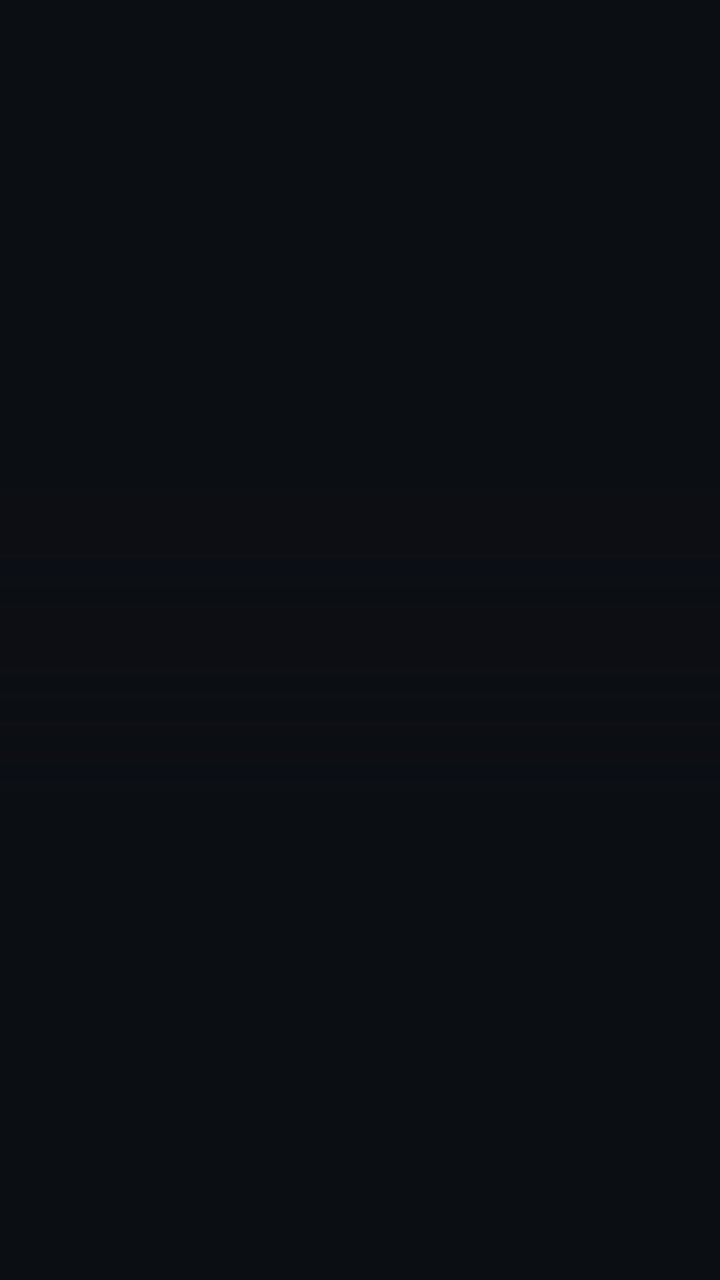
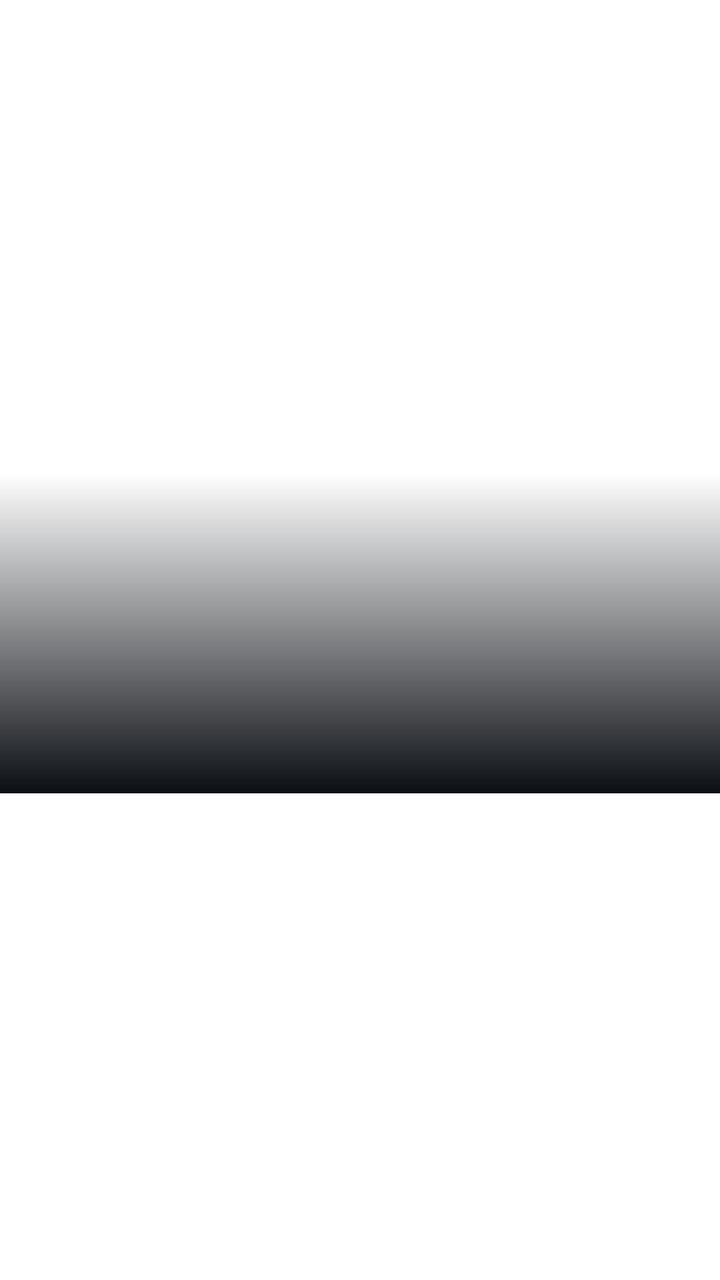

The first picture is an Android layout as it rendered before a commit; the second is the same layout after the commit. The layout source and the unified diff follow.
<!-- AndroidManifest.xml: application theme Theme.MyApplication -->
<!-- res/layout/item_intro_slide.xml -->
<?xml version="1.0" encoding="utf-8"?>
<androidx.constraintlayout.widget.ConstraintLayout xmlns:android="http://schemas.android.com/apk/res/android"
    xmlns:app="http://schemas.android.com/apk/res-auto"
    android:layout_width="match_parent"
    android:layout_height="match_parent"
    android:background="@color/bg_dark">

    
    <ImageView
        android:id="@+id/ivSlideImage"
        android:layout_width="match_parent"
        android:layout_height="0dp"
        android:scaleType="centerCrop"
        app:layout_constraintTop_toTopOf="parent"
        app:layout_constraintHeight_percent="0.62" />

    
    <View
        android:layout_width="match_parent"
        android:layout_height="160dp"
        android:background="@drawable/intro_image_gradient"
        app:layout_constraintBottom_toBottomOf="@id/ivSlideImage" />

    
    <TextView
        android:id="@+id/tvSlideTitle"
        android:layout_width="match_parent"
        android:layout_height="wrap_content"
        android:layout_marginTop="24dp"
        android:layout_marginHorizontal="32dp"
        android:gravity="center"
        android:textColor="@color/text_white"
        android:textSize="24sp"
        android:textStyle="bold"
        app:layout_constraintTop_toBottomOf="@id/ivSlideImage" />

    
    <TextView
        android:id="@+id/tvSlideDescription"
        android:layout_width="match_parent"
        android:layout_height="wrap_content"
        android:layout_marginTop="14dp"
        android:layout_marginHorizontal="36dp"
        android:gravity="center"
        android:textColor="@color/text_muted"
        android:textSize="14sp"
        android:lineSpacingMultiplier="1.25"
        app:layout_constraintTop_toBottomOf="@id/tvSlideTitle"
        app:layout_constraintBottom_toBottomOf="parent"
        app:layout_constraintVertical_bias="0.0" />

</androidx.constraintlayout.widget.ConstraintLayout>
<!-- resources referenced by this layout -->
<resources>
  <color name="bg_dark">#0B0E13</color>
  <color name="text_muted">#9AA4B2</color>
  <color name="text_white">#FFFFFF</color>
  <!-- drawable intro_image_gradient (drawable) -->
  <?xml version="1.0" encoding="utf-8"?>
  <shape xmlns:android="http://schemas.android.com/apk/res/android">
      <gradient
          android:startColor="#000B0E13"
          android:endColor="#0B0E13"
          android:angle="270" />
  </shape>
  <style name="Theme.MyApplication" parent="Theme.MaterialComponents.NoActionBar">
          
          <item name="colorPrimary">@color/accent_green</item>
          <item name="colorPrimaryVariant">@color/bg_dark</item>
          <item name="colorOnPrimary">@color/white</item>
          
          <item name="colorSecondary">@color/accent_green_secondary</item>
          <item name="colorSecondaryVariant">@color/accent_green</item>
          <item name="colorOnSecondary">@color/black</item>
          
          <item name="android:statusBarColor">@color/bg_dark</item>
          <item name="android:windowBackground">@color/bg_dark</item>
          <item name="android:navigationBarColor">@color/bg_dark</item>
          
          <item name="android:textColor">@color/text_white</item>
          <item name="android:textColorSecondary">@color/text_muted</item>
      </style>
  <color name="accent_green">#00C853</color>
  <color name="white">#FFFFFFFF</color>
  <color name="accent_green_secondary">#00E676</color>
  <color name="black">#FF000000</color>
</resources>

<!-- the commit's change to res/layout/item_intro_slide.xml (unified diff, before → after) -->
@@ -3,7 +3,7 @@
     xmlns:app="http://schemas.android.com/apk/res-auto"
     android:layout_width="match_parent"
     android:layout_height="match_parent"
-    android:background="@color/bg_dark">
+    android:background="@color/bg_light">
 
     
     <ImageView
<!-- resource entries referenced after the edit -->
@@ -1,8 +1,8 @@
 <!-- resources referenced by this layout -->
 <resources>
-  <color name="bg_dark">#0B0E13</color>
-  <color name="text_muted">#9AA4B2</color>
-  <color name="text_white">#FFFFFF</color>
+  <color name="bg_light">@color/background</color>
+  <color name="text_muted">@color/textSecondary</color>
+  <color name="text_white">@color/textPrimary</color>
   <!-- drawable intro_image_gradient (drawable) -->
   <?xml version="1.0" encoding="utf-8"?>
   <shape xmlns:android="http://schemas.android.com/apk/res/android">
@@ -11,26 +11,37 @@
           android:endColor="#0B0E13"
           android:angle="270" />
   </shape>
-  <style name="Theme.MyApplication" parent="Theme.MaterialComponents.NoActionBar">
+  <style name="Theme.MyApplication" parent="Theme.MaterialComponents.Light.NoActionBar">
           
           <item name="colorPrimary">@color/accent_green</item>
-          <item name="colorPrimaryVariant">@color/bg_dark</item>
+          <item name="colorPrimaryVariant">@color/white</item>
           <item name="colorOnPrimary">@color/white</item>
+          
           
           <item name="colorSecondary">@color/accent_green_secondary</item>
           <item name="colorSecondaryVariant">@color/accent_green</item>
-          <item name="colorOnSecondary">@color/black</item>
+          <item name="colorOnSecondary">@color/white</item>
           
-          <item name="android:statusBarColor">@color/bg_dark</item>
-          <item name="android:windowBackground">@color/bg_dark</item>
-          <item name="android:navigationBarColor">@color/bg_dark</item>
+          
+          <item name="android:statusBarColor">@color/white</item>
+          <item name="android:windowBackground">@color/white</item>
+          <item name="android:navigationBarColor">@color/white</item>
+          
+          
+          <item name="android:windowLightStatusBar">true</item>
+          <item name="android:windowLightNavigationBar" tools:targetApi="o_mr1">true</item>
+          
           
           <item name="android:textColor">@color/text_white</item>
           <item name="android:textColorSecondary">@color/text_muted</item>
       </style>
-  <color name="accent_green">#00C853</color>
+  <color name="background">#FFFFFF</color>
+  <color name="textSecondary">#666666</color>
+  <color name="textPrimary">#111111</color>
+  <color name="accent_green">@color/primaryBlue</color>
   <color name="white">#FFFFFFFF</color>
-  <color name="accent_green_secondary">#00E676</color>
-  <color name="black">#FF000000</color>
+  <color name="accent_green_secondary">@color/accentBlue</color>
+  <color name="primaryBlue">#2563EB</color>
+  <color name="accentBlue">#3B82F6</color>
 </resources>
 
